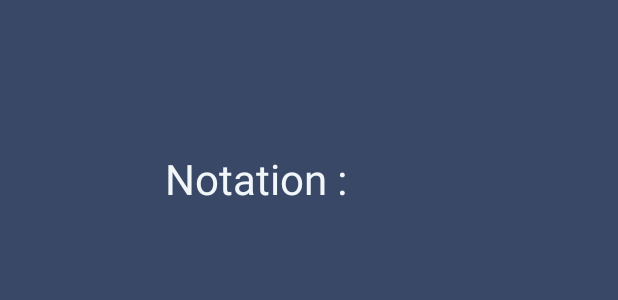
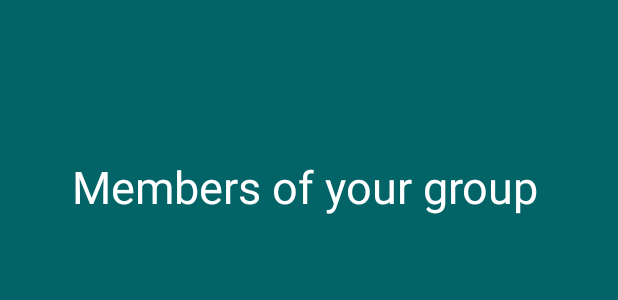
Before and after one commit to MaximeBourge/Eval_360_mobile_V2, an Android app: the layout activity_notation_eleve.xml on its own in the app's theme, with its tools: preview values and no code run, on a phone screen of 412 x 824 dp. Shown: the top 300 px of the screen. Run offline under Robolectric (Android 15) with nearby library versions, the phone set to English and light mode, and no system bars; Roboto replaces fonts that are not available here.

Commit message:
partie memners of the group

```diff
--- a/app/src/main/res/layout/activity_login.xml
+++ b/app/src/main/res/layout/activity_login.xml
@@ -98,9 +98,10 @@
         android:layout_height="52dp"
         android:layout_marginStart="136dp"
         android:layout_marginTop="32dp"
-        android:backgroundTint="#E5F5EA"
+
         android:text="@string/sign_in"
         android:textColor="#596392"
+        android:backgroundTint="#E5F5EA"
         app:layout_constraintStart_toStartOf="parent"
         app:layout_constraintTop_toBottomOf="@+id/passwordLogIn" />
 
--- a/app/src/main/res/layout/activity_notation_eleve.xml
+++ b/app/src/main/res/layout/activity_notation_eleve.xml
@@ -5,8 +5,8 @@
     android:layout_width="match_parent"
     android:layout_height="match_parent"
     tools:context=".NotationEleve"
-    android:background="#C1AEAE"
-    android:backgroundTint="#394867">
+
+    android:background="#026467">
 
 <!--    <androidx.cardview.widget.CardView-->
 <!--        android:layout_width="0dp"-->
@@ -119,15 +119,18 @@
 <!--        app:layout_constraintEnd_toEndOf="parent"-->
 <!--        app:layout_constraintStart_toStartOf="parent"-->
 <!--        app:layout_constraintTop_toTopOf="parent" />-->
+
     <TextView
         android:id="@+id/textView2"
         android:layout_width="wrap_content"
         android:layout_height="wrap_content"
-        android:layout_marginStart="110dp"
-        android:layout_marginTop="100dp"
-        android:text="Notation :"
-        android:textColor="#F1F6F9"
-        android:textSize="28sp"
+        android:layout_marginStart="48dp"
+        android:layout_marginTop="104dp"
+        android:text="Members of your group"
+
+        android:textColor="@color/white"
+        android:textSize="30sp"
+        android:textStyle="normal"
         app:layout_constraintStart_toStartOf="parent"
         app:layout_constraintTop_toTopOf="parent" />
 
```
Also changed, not shown: app/src/main/res/layout/item_notation_eleve.xml (+20 -12 lines).
